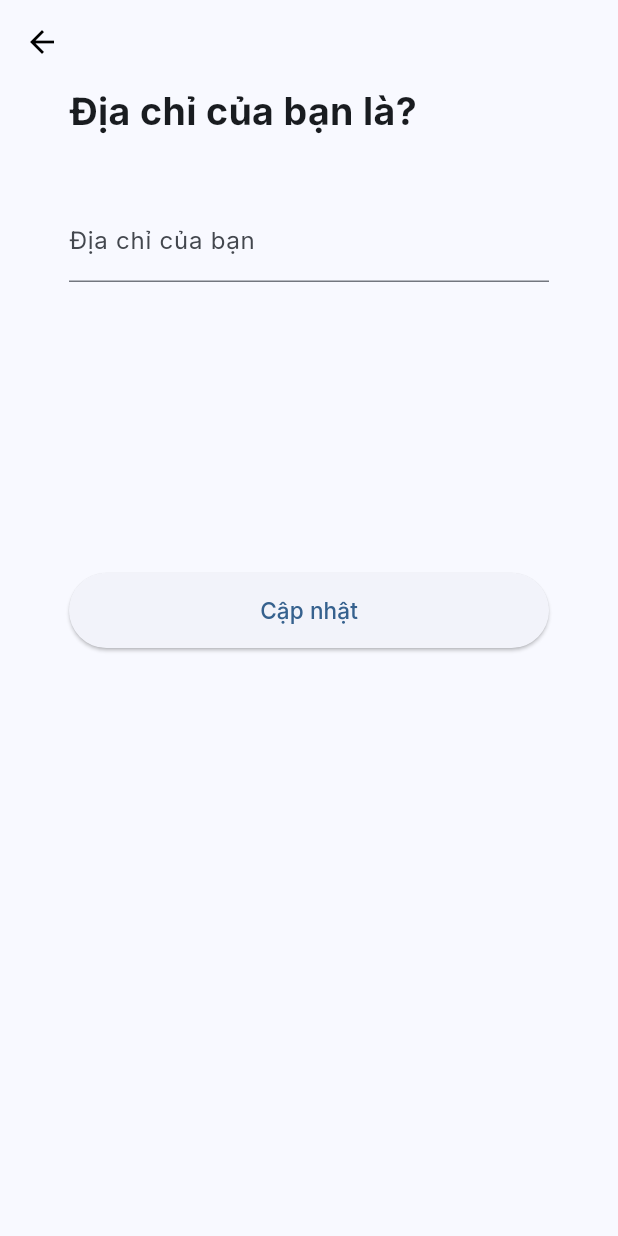
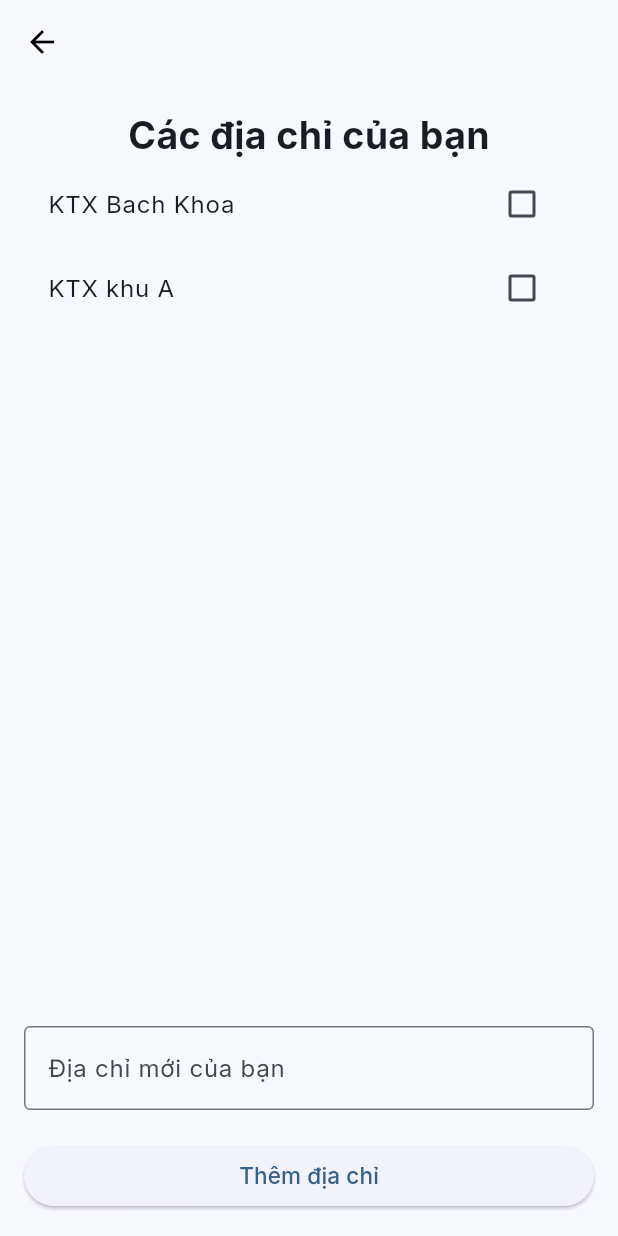
Before and after one commit to trannghia0997/Foursquare, a Flutter app: the EditAddressFormPage screen opened directly, on a phone screen of 412 x 824 dp. Run offline on Flutter 3.47's test engine with Material 3 defaults, Android fonts, the light colour scheme and no system bars; our stand-ins replace convex_bottom_bar, file_picker, flutter_chat_types, flutter_chat_ui, flutter_hooks, freezed_annotation and 10 more; accounts and stored records are empty; generated files the repository leaves out were written again; network calls fail.

Commit message:
change: User.address -> User.addresses: String -> List<String>; updated: UI addAddress

```diff
--- a/lib/manager/detailStaff.dart
+++ b/lib/manager/detailStaff.dart
@@ -26,7 +26,7 @@ class _EditStaffPageState extends State<EditStaffPage> {
     _nameController = TextEditingController(text: widget.staff.name);
     _emailController = TextEditingController(text: widget.staff.email);
     _phoneController = TextEditingController(text: widget.staff.phone);
-    _addressController = TextEditingController(text: widget.staff.address);
+    _addressController = TextEditingController(text: widget.staff.addresses.first);
     _image = widget.staff.image;
   }
 
--- a/lib/profile/pages/edit_address.dart
+++ b/lib/profile/pages/edit_address.dart
@@ -10,63 +10,82 @@ class EditAddressFormPage extends HookWidget {
   @override
   Widget build(BuildContext context) {
     final addressController = useTextEditingController();
-    var user = UserData.myUser;
-    updateUserValue(String address) {
-      user.address = address;
+    var user = UserData.myUser; // get user
+    final addresses = useState<List<String>>(user.addresses);
+    final selectedAddresses = useState<Set<String>>({});
+
+    void addAddress(String address) {
+      addresses.value = [...addresses.value, address];
+      user.addresses = addresses.value;
     }
 
     return Scaffold(
       appBar: buildAppBar(context),
-      body: Form(
-        key: _formKey,
+      body: Padding(
+        padding: const EdgeInsets.all(16.0),
         child: Column(
           crossAxisAlignment: CrossAxisAlignment.center,
           mainAxisAlignment: MainAxisAlignment.start,
           children: <Widget>[
-            const SizedBox(
-              width: 320,
-              child: Text(
-                "Địa chỉ của bạn là?",
+            const Text(
+              "Các địa chỉ của bạn",
               style: TextStyle(fontSize: 25, fontWeight: FontWeight.bold),
               textAlign: TextAlign.left,
             ),
+            Expanded(
+              child: ListView.builder(
+                itemCount: addresses.value.length,
+                itemBuilder: (context, index) {
+                  final address = addresses.value[index];
+                  return ListTile(
+                    title: Text(address),
+                    trailing: Checkbox(
+                      value: selectedAddresses.value.contains(address),
+                      onChanged: (bool? checked) {
+                        if (checked ?? false) {
+                          selectedAddresses.value.add(address);
+                        } else {
+                          selectedAddresses.value.remove(address);
+                        }
+                      },
+                    ),
+                  );
+                },
+              ),
             ),
             Padding(
-              padding: const EdgeInsets.only(top: 40),
-              child: SizedBox(
-                height: 100,
-                width: 320,
+              padding: const EdgeInsets.only(top: 20),
               child: TextFormField(
-                  // Handles Form Validation
                 validator: (value) {
                   if (value == null || value.isEmpty) {
                     return 'Hãy điền địa chỉ của bạn!';
                   }
                   return null;
                 },
-                  decoration:
-                      const InputDecoration(labelText: 'Địa chỉ của bạn'),
+                decoration: const InputDecoration(
+                  labelText: 'Địa chỉ mới của bạn',
+                  border: OutlineInputBorder(),
+                ),
                 controller: addressController,
               ),
             ),
-            ),
             Padding(
-              padding: const EdgeInsets.only(top: 150),
-              child: Align(
-                alignment: Alignment.bottomCenter,
+              padding: const EdgeInsets.only(top: 20),
               child: SizedBox(
-                  width: 320,
-                  height: 50,
+                width: double.infinity,
                 child: ElevatedButton(
                   onPressed: () {
-                      // Validate returns true if the form is valid, or false otherwise.
-                      updateUserValue(addressController.text);
-                      Navigator.pop(context);
+                    if (_formKey.currentState?.validate() ?? false) {
+                      addAddress(addressController.text);
+                      addressController.clear();
+                      ScaffoldMessenger.of(context).showSnackBar(
+                        const SnackBar(content: Text('Địa chỉ đã được thêm!')),
+                      );
+                    }
                   },
                   child: const Text(
-                      'Cập nhật',
+                    'Thêm địa chỉ',
                     style: TextStyle(fontSize: 15),
-                    ),
                   ),
                 ),
               ),
--- a/lib/profile/profile_page.dart
+++ b/lib/profile/profile_page.dart
@@ -23,7 +23,7 @@ class ProfilePageState extends State<ProfilePage> {
   @override
   Widget build(BuildContext context) {
     final user = UserData.myUser;
-    user.address;
+    user.addresses;
 
     return Scaffold(
       body: Column(
@@ -46,7 +46,7 @@ class ProfilePageState extends State<ProfilePage> {
           buildUserInfoDisplay(
               user.phone, 'Số điện thoại', EditPhoneFormPage()),
           buildUserInfoDisplay(user.email, 'Email', EditEmailFormPage()),
-          buildUserInfoDisplay(user.address, 'Địa chỉ', EditAddressFormPage()),
+          buildUserInfoDisplay(user.addresses.first, 'Địa chỉ', EditAddressFormPage()),
           buildUserInfoDisplay(null, 'Mật khẩu', EditPasswordFormPage()),
           ElevatedButton.icon(
             onPressed: () {
--- a/lib/profile/userData/preparer.dart
+++ b/lib/profile/userData/preparer.dart
@@ -9,7 +9,7 @@ class Preparer extends User {
     required super.name,
     required super.email,
     required super.phone,
-    required super.address,
+    required super.addresses,
     required super.password,
     required super.role,
     required this.task,
--- a/lib/profile/userData/shipper.dart
+++ b/lib/profile/userData/shipper.dart
@@ -9,7 +9,7 @@ class Shipper extends User {
       required super.name,
       required super.email,
       required super.phone,
-      required super.address,
+      required super.addresses,
       required super.password,
       required super.role,
       required this.task});
--- a/lib/profile/userData/user.dart
+++ b/lib/profile/userData/user.dart
@@ -3,7 +3,7 @@ class User {
   String name;
   String email;
   String phone;
-  String address;
+  List<String> addresses;
   String password;
   Role role;
 
@@ -13,7 +13,7 @@ class User {
     required this.name,
     required this.email,
     required this.phone,
-    required this.address,
+    required this.addresses,
     required this.password,
     required this.role,
   });
@@ -23,7 +23,7 @@ class User {
     String? name,
     String? phone,
     String? email,
-    String? address,
+    List<String>? addresses,
     String? password,
     Role? role,
   }) =>
@@ -32,7 +32,7 @@ class User {
         name: name ?? this.name,
         email: email ?? this.email,
         phone: phone ?? this.phone,
-        address: address ?? this.address,
+        addresses: addresses ?? this.addresses,
         password: password ?? this.password,
         role: role ?? this.role,
       );
@@ -42,7 +42,7 @@ class User {
         name: json['name'],
         email: json['email'],
         phone: json['phone'],
-        address: json['address'],
+        addresses: json['address'],
         password: json['password'],
         role: json['role'],
       );
@@ -52,7 +52,7 @@ class User {
         'name': name,
         'email': email,
         'phone': phone,
-        'address': address,
+        'address': addresses,
         'password': password,
         'role': role,
       };
--- a/lib/profile/userData/user_data.dart
+++ b/lib/profile/userData/user_data.dart
@@ -15,7 +15,7 @@ class UserData {
     name: 'Minh Nghĩa',
     email: 'nghia@gmail.com',
     phone: '0123456789',
-    address: 'KTX Bach Khoa',
+    addresses: ['KTX Bach Khoa', 'KTX khu A'],
     password: '12345678',
     role: Role.client,
   );
@@ -26,7 +26,7 @@ class UserData {
     name: 'Minh Nghĩa',
     email: 'preparer@gmail.com',
     phone: '0123456788',
-    address: 'KTX Bach Khoa',
+    addresses: ['KTX Bach Khoa'],
     password: '12345678',
     role: Role.preparer,
     task: [],
@@ -38,7 +38,7 @@ class UserData {
     name: 'A',
     email: 'A@gmail.com',
     phone: '0123456788',
-    address: 'KTX Bach Khoa',
+    addresses: ['KTX Bach Khoa'],
     password: '12345678',
     role: Role.preparer,
     task: [],
@@ -50,7 +50,7 @@ class UserData {
     name: 'B',
     email: 'B@gmail.com',
     phone: '0123456788',
-    address: 'KTX Bach Khoa',
+    addresses: ['KTX Bach Khoa'],
     password: '12345678',
     role: Role.preparer,
     task: [],
@@ -62,7 +62,7 @@ class UserData {
     name: 'Minh Nghĩa',
     email: 'shipper@gmail.com',
     phone: '0123456787',
-    address: 'KTX Bach Khoa',
+    addresses: ['KTX Bach Khoa'],
     password: '12345678',
     role: Role.shipper,
     task: [],
@@ -74,7 +74,7 @@ class UserData {
     name: 'Minh Nghĩa',
     email: 'manager@gmail.com',
     phone: '0123456786',
-    address: 'KTX Bach Khoa',
+    addresses: ['KTX Bach Khoa'],
     password: '12345678',
     role: Role.manager,
   );
```
Lines whose indentation alone changed are shown as unchanged.
